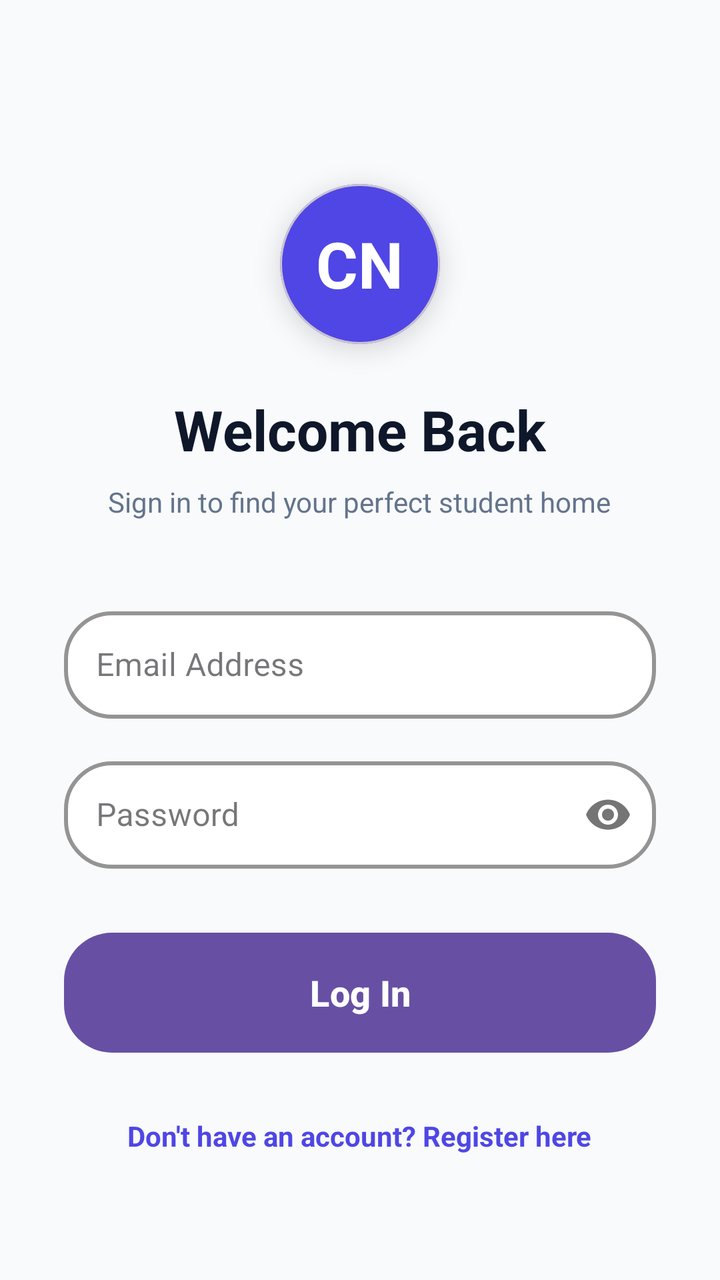
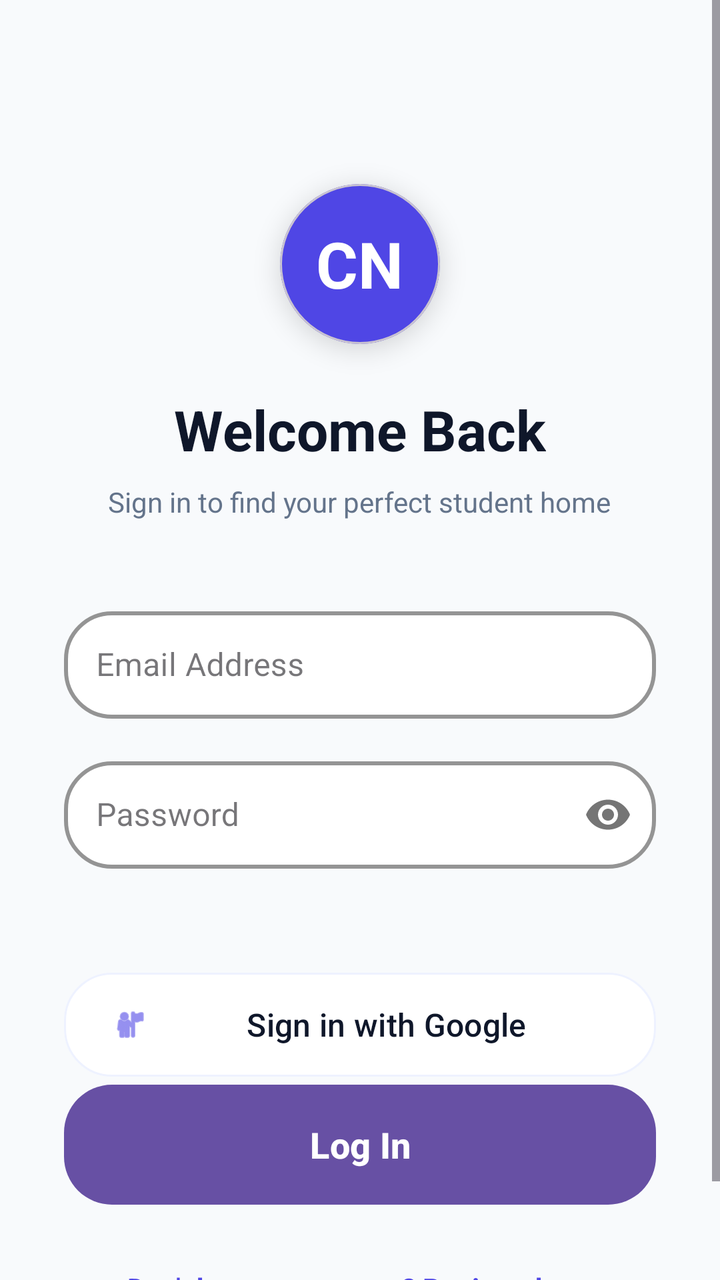

Two renders of the same Android screen: before a commit and after it. Below are the layout's source before the change and the commit's diff.
<!-- AndroidManifest.xml: application theme Theme.CampusNestApp -->
<!-- res/layout/activity_login.xml -->
<?xml version="1.0" encoding="utf-8"?>
<ScrollView xmlns:android="http://schemas.android.com/apk/res/android"
    xmlns:app="http://schemas.android.com/apk/res-auto"
    xmlns:tools="http://schemas.android.com/tools"
    android:layout_width="match_parent"
    android:layout_height="match_parent"
    android:background="@color/background"
    android:fillViewport="true">

    <LinearLayout
        android:layout_width="match_parent"
        android:layout_height="wrap_content"
        android:orientation="vertical"
        android:padding="32dp"
        android:gravity="center_horizontal">

        
        <com.google.android.material.card.MaterialCardView
            android:layout_width="80dp"
            android:layout_height="80dp"
            app:cardCornerRadius="40dp"
            app:cardBackgroundColor="@color/primary"
            app:cardElevation="8dp"
            android:layout_marginTop="60dp"
            android:layout_marginBottom="24dp">

            <TextView
                android:layout_width="wrap_content"
                android:layout_height="wrap_content"
                android:text="CN"
                android:textColor="@color/white"
                android:textSize="32sp"
                android:textStyle="bold"
                android:layout_gravity="center"/>
        </com.google.android.material.card.MaterialCardView>

        <TextView
            android:layout_width="wrap_content"
            android:layout_height="wrap_content"
            android:text="Welcome Back"
            android:textSize="28sp"
            android:textStyle="bold"
            android:textColor="@color/text_main"
            android:layout_marginBottom="8dp"/>

        <TextView
            android:layout_width="wrap_content"
            android:layout_height="wrap_content"
            android:text="Sign in to find your perfect student home"
            android:textSize="14sp"
            android:textColor="@color/text_sub"
            android:layout_marginBottom="40dp"/>

        
        <com.google.android.material.textfield.TextInputLayout
            android:layout_width="match_parent"
            android:layout_height="wrap_content"
            android:layout_marginBottom="16dp"
            app:boxBackgroundColor="@color/white"
            app:boxCornerRadiusTopStart="24dp"
            app:boxCornerRadiusTopEnd="24dp"
            app:boxCornerRadiusBottomStart="24dp"
            app:boxCornerRadiusBottomEnd="24dp"
            app:boxStrokeColor="@color/primary"
            app:boxStrokeWidth="2dp"
            style="@style/Widget.MaterialComponents.TextInputLayout.OutlinedBox">

            <com.google.android.material.textfield.TextInputEditText
                android:id="@+id/etEmail"
                android:layout_width="match_parent"
                android:layout_height="wrap_content"
                android:hint="Email Address"
                android:inputType="textEmailAddress"
                android:padding="16dp"/>
        </com.google.android.material.textfield.TextInputLayout>

        <com.google.android.material.textfield.TextInputLayout
            android:layout_width="match_parent"
            android:layout_height="wrap_content"
            android:layout_marginBottom="32dp"
            app:boxBackgroundColor="@color/white"
            app:boxCornerRadiusTopStart="24dp"
            app:boxCornerRadiusTopEnd="24dp"
            app:boxCornerRadiusBottomStart="24dp"
            app:boxCornerRadiusBottomEnd="24dp"
            app:boxStrokeColor="@color/primary"
            app:boxStrokeWidth="2dp"
            app:passwordToggleEnabled="true"
            style="@style/Widget.MaterialComponents.TextInputLayout.OutlinedBox">

            <com.google.android.material.textfield.TextInputEditText
                android:id="@+id/etPassword"
                android:layout_width="match_parent"
                android:layout_height="wrap_content"
                android:hint="Password"
                android:inputType="textPassword"
                android:padding="16dp"/>
        </com.google.android.material.textfield.TextInputLayout>

        <Button
            android:id="@+id/btnLogin"
            android:layout_width="match_parent"
            android:layout_height="60dp"
            android:text="Log In"
            android:textAllCaps="false"
            android:textSize="18sp"
            android:textStyle="bold"
            android:background="@drawable/bg_button_bubbly"
            android:textColor="@color/white"/>

        <ProgressBar
            android:id="@+id/progressBar"
            android:layout_width="wrap_content"
            android:layout_height="wrap_content"
            android:layout_marginTop="16dp"
            android:visibility="gone"
            android:indeterminateTint="@color/primary"/>

        
        <TextView
            android:id="@+id/tvGoToRegister"
            android:layout_width="wrap_content"
            android:layout_height="wrap_content"
            android:text="Don't have an account? Register here"
            android:textColor="@color/primary"
            android:textStyle="bold"
            android:layout_marginTop="24dp"
            android:padding="8dp"
            tools:ignore="HardcodedText" />

    </LinearLayout>
</ScrollView>
<!-- resources referenced by this layout -->
<resources>
  <color name="background">#F8FAFC</color>
  <color name="primary">#4F46E5</color>
  <color name="text_main">#0F172A</color>
  <color name="text_sub">#64748B</color>
  <color name="white">#FFFFFF</color>
  <!-- drawable bg_button_bubbly (drawable) -->
  <?xml version="1.0" encoding="utf-8"?>
  <shape xmlns:android="http://schemas.android.com/apk/res/android">
      <solid android:color="@color/primary"/>
      <corners android:radius="24dp"/>
  </shape>
  <style name="Theme.CampusNestApp" parent="Base.Theme.CampusNestApp" />
  <style name="Base.Theme.CampusNestApp" parent="Theme.Material3.DayNight.NoActionBar">
          
          
      </style>
</resources>

<!-- the commit's change to res/layout/activity_login.xml (unified diff, before → after) -->
@@ -97,6 +97,23 @@
                 android:padding="16dp"/>
         </com.google.android.material.textfield.TextInputLayout>
 
+
+        <Button
+            android:id="@+id/btnGoogleSignIn"
+            android:layout_width="match_parent"
+            android:layout_height="60dp"
+            android:layout_marginTop="16dp"
+            android:text="Sign in with Google"
+            android:textAllCaps="false"
+            android:textSize="16sp"
+            android:textColor="@color/text_main"
+            android:backgroundTint="#FFFFFF"
+            app:cornerRadius="24dp"
+            app:strokeColor="@color/primary_light"
+            app:strokeWidth="1dp"
+            app:icon="@android:drawable/ic_menu_myplaces"
+            app:iconTint="@color/primary"/>
+
         <Button
             android:id="@+id/btnLogin"
             android:layout_width="match_parent"
<!-- resource entries referenced after the edit -->
@@ -2,6 +2,7 @@
 <resources>
   <color name="background">#F8FAFC</color>
   <color name="primary">#4F46E5</color>
+  <color name="primary_light">#EEF2FF</color>
   <color name="text_main">#0F172A</color>
   <color name="text_sub">#64748B</color>
   <color name="white">#FFFFFF</color>
